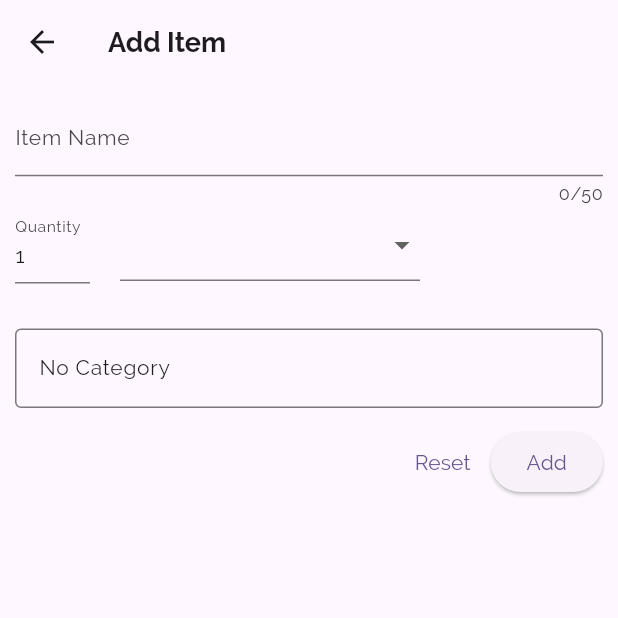
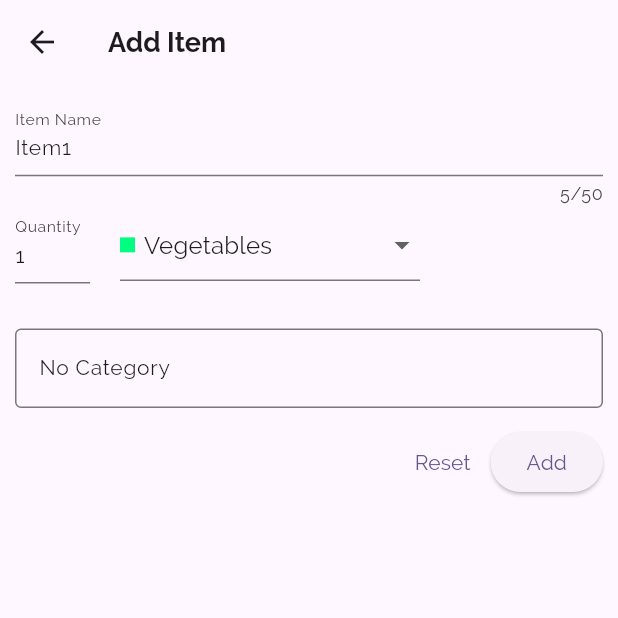
Before and after one commit to asah2012/demo3, a Flutter app: the screen it shows after launch, after a tap on the "add" icon, on a phone screen of 412 x 824 dp, the top half of it. Run offline on Flutter 3.47's test engine with Material 2 defaults, Android fonts, the phone set to English and light mode, and no system bars.

Commit message:
Using Dynamic list

```diff
--- a/lib/screens/add_item.dart
+++ b/lib/screens/add_item.dart
@@ -1,5 +1,5 @@
 import 'package:demo3/model/categories.dart';
-import 'package:dropdown_button2/dropdown_button2.dart';
+import 'package:demo3/model/grocery.dart';
 import 'package:flutter/material.dart';
 import '../data/categories_data.dart';
 import '../model/categories.dart';
@@ -15,24 +15,26 @@ class AddItem extends StatefulWidget {
 class _AddItemState extends State<AddItem> {
 
   final _formKey = GlobalKey<FormState>();
+  var selectedName = "Item1";
+  var selectedQuantity = 1;
+  var selectedCategory = categories_list[Categories.vegetables]!;
+
   void _saveItem(){
     print("Save Item called");
-    _formKey.currentState!.validate();
+    if(_formKey.currentState!.validate()){
+    _formKey.currentState!.save();
+    Navigator.of(context).pop(GroceryItem(id: DateTime.now().toString(), name: selectedName, quantity: selectedQuantity, category: selectedCategory));
+    }
+
   }
-  var _selectedValue;
+
+  void _resetForm(){
+    _formKey.currentState!.reset();
+  }
+
   String selectedCategoryName = "No Category";
   @override
   Widget build(BuildContext context) {
-    //String _selectedValue;
-
-    //List<String> _categoryList = ['veg','dairy','grocery'];
-
-    //List<Map<String,Object>> _ddList = [];
-    // for(var category in categories_list.entries){
-    //   Map<String,Object> tempMap = {category.value.categoryName :Text(category.value.categoryName)};
-    //   _ddList.add(tempMap);
-    // }
-
     List<DropdownMenuItem<Object>> ddList = [];
     for (var category in categories_list.entries) {
       ddList.add(DropdownMenuItem(
@@ -69,6 +71,7 @@ class _AddItemState extends State<AddItem> {
             child: Column(
               children: [
                 TextFormField(
+                  initialValue: selectedName,
                   decoration: const InputDecoration(label: Text("Item Name")),
                   maxLength: 50,
                   validator: (value) {
@@ -77,22 +80,32 @@ class _AddItemState extends State<AddItem> {
                     }
                     return null;
                   },
+                  onSaved: (newValue) {
+
+                      selectedName = newValue!;
+
+                  },
                 ),
                 Row(mainAxisAlignment: MainAxisAlignment.start,
                 children: [
                   SizedBox(
                     width: 50,
                     child: TextFormField(
+                      initialValue: selectedQuantity.toString(),
                       decoration: const InputDecoration(
                         label: Text("Quantity"),
                       ),
                       keyboardType: TextInputType.number,
-                      initialValue: '1',
                       validator: (value){
                         if(value == null || value.isEmpty || int.tryParse(value) == null || int.tryParse(value)! < 1){
                         return "Enter a valid quantity";
                         }
                         return null;
+
+                      },
+                      onSaved: (newValue) {
+
+                          selectedQuantity = int.parse(newValue!);
 
                       },
                     ),
@@ -102,17 +115,19 @@ class _AddItemState extends State<AddItem> {
                   ),
                   SizedBox(
                     width: 200,
-                    child: DropdownButtonFormField(items: ddList,
-                          onChanged: (value) {
+                    child: DropdownButtonFormField(
+                        value: selectedCategory,
+                        items: ddList,
+                          onChanged: (newValue) {
                                       setState(() {
-                                        _selectedValue = value;
-                                        selectedCategoryName = (value as Category).categoryName;
+                                        selectedCategory = newValue as Category;
+                                        selectedCategoryName = newValue.categoryName;
                                       });
                                     },
                     ),
                   ),
                 ]),
-                SizedBox(height: 30,),
+                const SizedBox(height: 30,),
                 TextFormField(
                   controller: TextEditingController(text: (selectedCategoryName)),
                   readOnly: true,
@@ -124,7 +139,9 @@ class _AddItemState extends State<AddItem> {
                 Row(
                   mainAxisAlignment: MainAxisAlignment.end,
                   children: [
-                    TextButton(onPressed: (){}, child: const Text("Reset")),
+                    TextButton(onPressed: (){
+                      _resetForm();
+                    }, child: const Text("Reset")),
                     ElevatedButton(onPressed: (){
                       print("Save button pressed");
                       _saveItem();
--- a/lib/screens/homepage.dart
+++ b/lib/screens/homepage.dart
@@ -18,15 +18,28 @@ class MyHomePage extends StatefulWidget {
 
 class _MyHomePageState extends State<MyHomePage> {
 
-  void navigateToAddItem(){
+    List<GroceryItem> gcList = [];
+  void navigateToAddItem() async {
     print("navigateToAddItem");
-    Navigator.pushNamed(
-      context, AddItem.routeName);
+
+    final newGroceryItem = await Navigator.of(context).push<GroceryItem>(
+      MaterialPageRoute(
+        builder: (ctx)=> const AddItem(),
+        )
+        );
+      if(newGroceryItem == null){
+        return;
+      }
+      setState(() {
+              gcList.add(newGroceryItem);
+      });
+
   }
 
   @override
   Widget build(BuildContext context) {
-    List<GroceryItem> gcList = groceryItemList;
+    //List<GroceryItem> gcList = groceryItemList;
+
     return Scaffold(
       appBar: AppBar(title: Text(widget.title , style: Theme.of(context).textTheme.titleLarge,),
       actions: [IconButton(onPressed:(){
```
